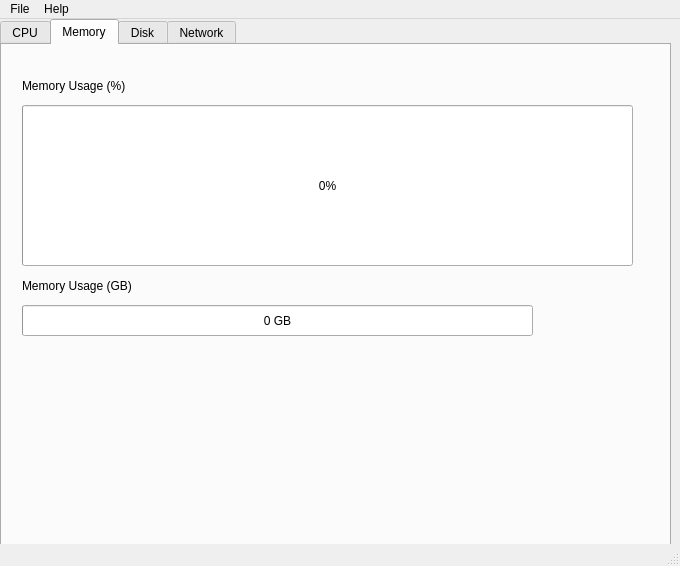
Nuttiwut-Simsiri/ComputerUsageMonitor, file gui.ui: the form before one commit.
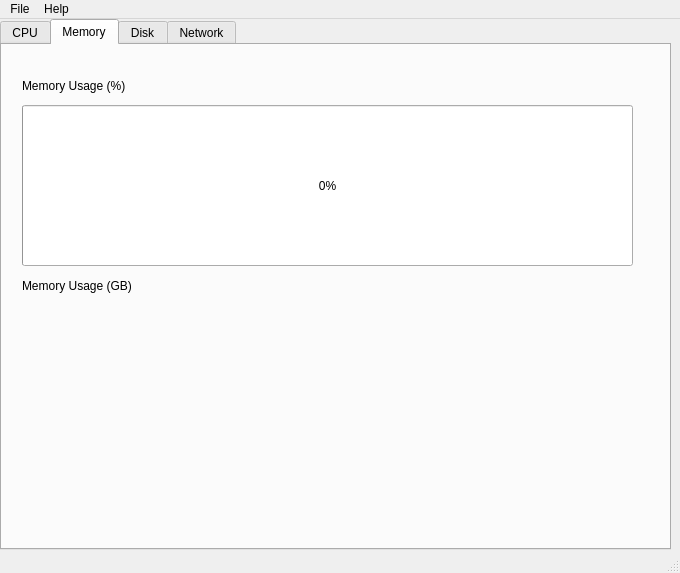
The form after the commit. The open tabs and pages were chosen to show the change.

Commit message: Added pyqtGraph for CPU & Memory

The edit to the form file:
```diff
--- a/gui.ui
+++ b/gui.ui
@@ -7,7 +7,7 @@
     <x>0</x>
     <y>0</y>
     <width>680</width>
-    <height>566</height>
+    <height>573</height>
    </rect>
   </property>
   <property name="minimumSize">
@@ -127,27 +127,15 @@
        <string>Memory Usage (GB)</string>
       </property>
      </widget>
-     <widget class="QProgressBar" name="pBar_GB">
+     <widget class="QWidget" name="memWidget" native="true">
       <property name="geometry">
        <rect>
         <x>20</x>
         <y>260</y>
-        <width>511</width>
-        <height>31</height>
+        <width>621</width>
+        <height>231</height>
        </rect>
       </property>
-      <property name="value">
-       <number>0</number>
-      </property>
-      <property name="orientation">
-       <enum>Qt::Horizontal</enum>
-      </property>
-      <property name="textDirection">
-       <enum>QProgressBar::BottomToTop</enum>
-      </property>
-      <property name="format">
-       <string>%v GB</string>
-      </property>
      </widget>
     </widget>
     <widget class="QWidget" name="Disk">
```
Left out of the diff: 10 changed lines with no effect on the pictures. The commit also changes 1 other file.
